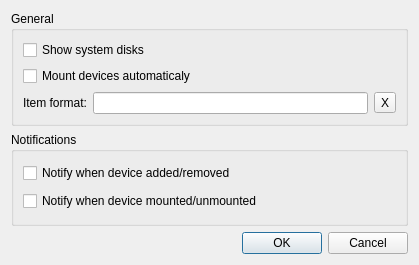
Qt form src/settingsdialog.ui (limansky/tinymount) before a commit.
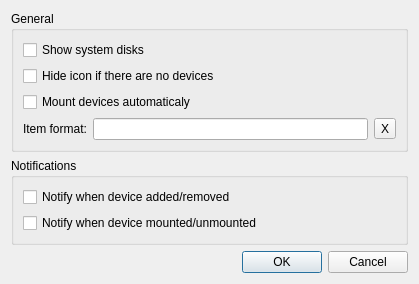
The same form after that commit.

Commit message: Add setting to hide the tray icon if there are no connected devices.

```diff
--- a/src/settingsdialog.ui
+++ b/src/settingsdialog.ui
@@ -7,7 +7,7 @@
     <x>0</x>
     <y>0</y>
     <width>419</width>
-    <height>265</height>
+    <height>267</height>
    </rect>
   </property>
   <property name="windowTitle">
@@ -27,6 +27,13 @@
         </property>
        </widget>
       </item>
+      <item>
+       <widget class="QCheckBox" name="hideIcon">
+        <property name="text">
+         <string>Hide icon if there are no devices</string>
+        </property>
+       </widget>
+      </item>
       <item>
        <widget class="QCheckBox" name="autoMount">
         <property name="enabled">
```
Left out of the diff: 3 changed lines with no effect on the pictures. The commit also changes 7 other files.
